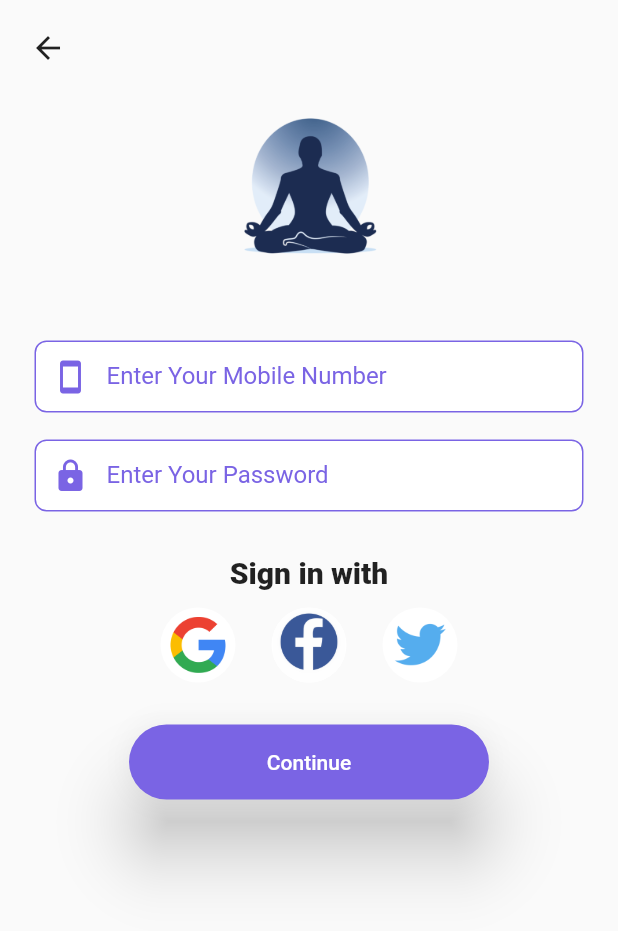
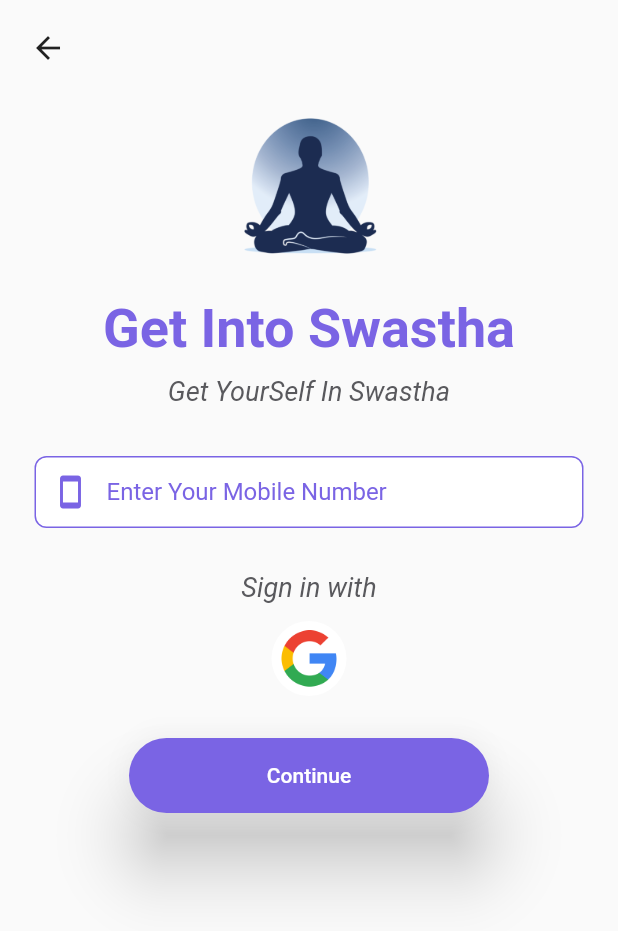
Before and after one commit to rks369/swastha_health_app, a Flutter app: the screen it shows after launch, after a tap on "Next", after a tap on "Sign in", on a phone screen of 412 x 824 dp. Shown: the top 931 px of the screen. Run offline on Flutter 3.47's test engine with Material 2 defaults, Android fonts, the phone set to English and light mode, and no system bars; our stand-ins replace cloud_firestore, firebase_auth, firebase_core, firebase_storage, flutter_advanced_drawer, flutter_bloc and 5 more; accounts and stored records are empty.

Commit message:
Bug Fixes

```diff
--- a/lib/main.dart
+++ b/lib/main.dart
@@ -24,8 +24,7 @@ class MyApp extends StatelessWidget {
       create: (context) => AuthCubit(),
       child: MaterialApp(
         debugShowCheckedModeBanner: false,
-        home: Scaffold(
-          body: BlocBuilder<AuthCubit, authstate>(
+        home: BlocBuilder<AuthCubit, authstate>(
             buildWhen: ((previous, current) {
               return previous == authstate.init;
             }),
@@ -46,7 +45,7 @@ class MyApp extends StatelessWidget {
             },
           ),
         ),
-      ),
+
     );
   }
 }
--- a/lib/screens/authentication/login.dart
+++ /dev/null
@@ -1,110 +0,0 @@
-import 'package:flutter/material.dart';
-import 'package:swastha/screens/home/physical_health.dart';
-import 'package:swastha/services/change_screen.dart';
-import 'package:swastha/utils/styles.dart';
-import 'package:swastha/widgets/circular_login_component.dart';
-import 'package:swastha/widgets/round_button.dart';
-
-class Login extends StatelessWidget {
-  const Login({Key? key}) : super(key: key);
-
-  @override
-  Widget build(BuildContext context) {
-    return Scaffold(
-      body: SafeArea(
-        child: Padding(
-          padding: const EdgeInsets.all(8.0),
-          child: Column(
-            children: <Widget>[
-              const Align(alignment: Alignment.topLeft, child: BackButton()),
-              const SizedBox(
-                height: 18,
-              ),
-              Image.asset(
-                'assets/images/logo.png',
-                height: 100,
-                width: 100,
-              ),
-              const SizedBox(
-                height: 48.0,
-              ),
-              Padding(
-                padding:
-                    const EdgeInsets.symmetric(vertical: 5.0, horizontal: 15.0),
-                child: TextFormField(
-                  onChanged: (value) {},
-                  keyboardType: TextInputType.phone,
-                  maxLength: 10,
-                  decoration: kTextFieldDecoration.copyWith(
-                      prefixIcon: const Icon(
-                        Icons.smartphone,
-                        color: kPrimaryColor,
-                      ),
-                      counter: const Offstage(),
-                      hintText: 'Enter Your Mobile Number',
-                      labelText: 'Enter Your Mobile Number'),
-                ),
-              ),
-              const SizedBox(
-                height: 8.0,
-              ),
-              Padding(
-                padding:
-                    const EdgeInsets.symmetric(vertical: 5.0, horizontal: 15.0),
-                child: TextField(
-                  obscureText: true,
-                  onChanged: (value) {},
-                  decoration: kTextFieldDecoration.copyWith(
-                      prefixIcon: const Icon(
-                        Icons.lock,
-                        color: kPrimaryColor,
-                      ),
-                      hintText: 'Enter Your Password',
-                      labelText: 'Enter Your Password'),
-                ),
-              ),
-              const SizedBox(
-                height: 24.0,
-              ),
-              const Text(
-                "Sign in with",
-                style: TextStyle(fontSize: 20, fontWeight: FontWeight.w900),
-              ),
-              Center(
-                child: Row(
-                  mainAxisAlignment: MainAxisAlignment.center,
-                  children: <Widget>[
-                    CircularLoginOption(
-                      icon: Image.asset('assets/images/google.png'),
-                      onTap: () {
-                        changeScreen(context, const PhysicalHealth());
-                      },
-                    ),
-                    CircularLoginOption(
-                      icon: Image.asset('assets/images/fb.jpg'),
-                      onTap: () {
-                        changeScreen(context, const PhysicalHealth());
-                      },
-                    ),
-                    CircularLoginOption(
-                      icon: Image.asset('assets/images/twitter.png'),
-                      onTap: () {
-                        changeScreen(context, const PhysicalHealth());
-                      },
-                    )
-                  ],
-                ),
-              ),
-              RoundedButton(
-                  title: 'Continue',
-                  colour: kPrimaryColor,
-                  onPressed: () {
-                    changeScreen(context, const PhysicalHealth());
-                  })
-            ],
-          ),
-        ),
-      ),
-    );
-  }
-}
--- a/lib/screens/on_boarding.dart
+++ b/lib/screens/on_boarding.dart
@@ -1,6 +1,5 @@
 import 'package:flutter/material.dart';
 import 'package:swastha/models/on_boarding_slider.dart';
-import 'package:swastha/screens/authentication/login.dart';
 import 'package:swastha/screens/authentication/register.dart';
 import 'package:swastha/services/change_screen.dart';
 import 'package:swastha/utils/styles.dart';
@@ -97,7 +96,7 @@ class _OnBoardingScreenState extends State<OnBoardingScreen> {
                 GestureDetector(
                   child: const Text('Sign in', style: kLinkTextStyle),
                   onTap: () {
-                    changeScreen(context, const Login());
+                    changeScreen(context, const Register());
                   },
                 )
               ],
```
Also changed, not shown: lib/screens/authentication/bmi_reg.dart (+10 -9 lines), lib/screens/authentication/register.dart (+55 -78 lines), lib/screens/authentication/user_detail.dart (+11 -9 lines), lib/screens/authentication/verify_otp.dart (+4 -19 lines), lib/services/change_screen.dart (+13 -0 lines).
